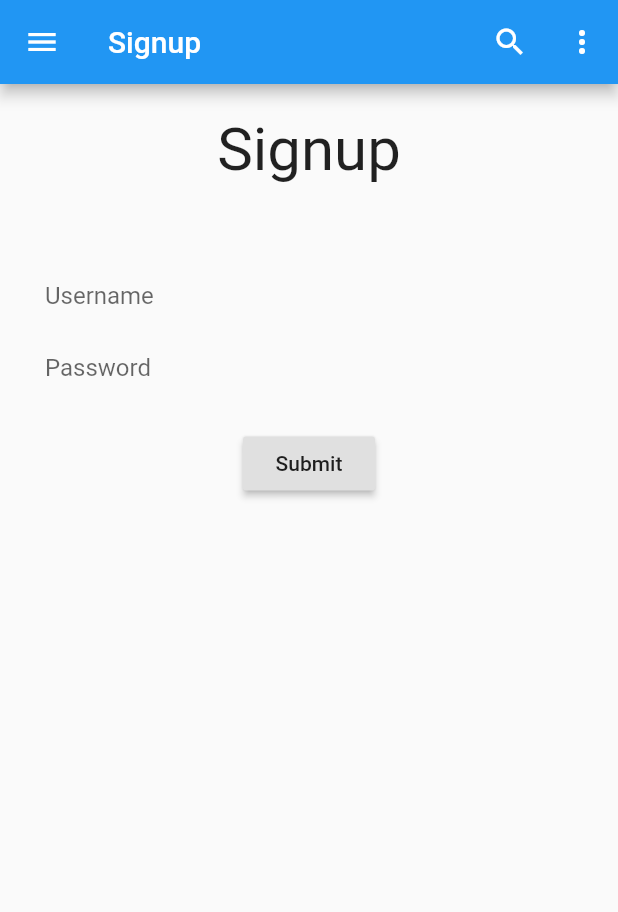
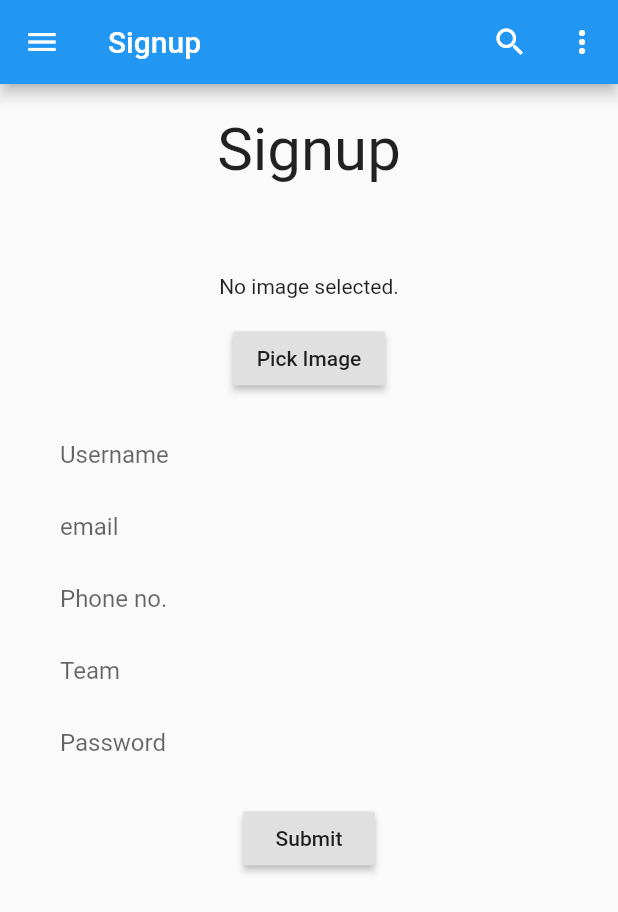
Before and after one commit to CykoDev/T-Connect, a Flutter app: the SignupScreen screen opened by its route, on a phone screen of 412 x 824 dp. Shown: the top 912 px of the screen. Run offline on Flutter 3.47's test engine with Material 2 defaults, Android fonts, the phone set to English and light mode, and no system bars; our stand-ins replace image_picker; network calls fail.

Commit message:
create input fields + image upload for signup

```diff
--- a/lib/screens/auth/signup.dart
+++ b/lib/screens/auth/signup.dart
@@ -1,10 +1,16 @@
 import 'package:flutter/material.dart';
-
+import 'package:image_picker/image_picker.dart';
+import 'dart:io';
 import '../../widgets/main_drawer.dart';
 
-class SignupScreen extends StatelessWidget {
+class SignupScreen extends StatefulWidget {
   static String routeName = '/signup';
 
+  @override
+  _SignupScreenState createState() => _SignupScreenState();
+}
+
+class _SignupScreenState extends State<SignupScreen> {
   @override
   Widget build(BuildContext context) {
     return Scaffold(
@@ -21,11 +27,13 @@ class SignupScreen extends StatelessWidget {
           ),
         ],
       ),
-      body: Center(
-        child: Column(
+      body: Container(
+        child: Center(
+          child: ListView(
             children: <Widget>[
               Container(
                 padding: EdgeInsets.all(20),
+                child: Center(
                   child: Text(
                     'Signup',
                     style: TextStyle(
@@ -33,13 +41,13 @@ class SignupScreen extends StatelessWidget {
                     ),
                   ),
                 ),
-            Expanded(
-              child: Container(
-                padding: EdgeInsets.all(30),
+              ),
+              Container(
+                padding: EdgeInsets.all(40),
                 child: MyCustomForm(),
               ),
+            ],
           ),
-          ],
         ),
       ),
       drawer: MainDrawer(),
@@ -47,7 +55,6 @@ class SignupScreen extends StatelessWidget {
   }
 }
 
-// Create a Form widget.
 class MyCustomForm extends StatefulWidget {
   @override
   MyCustomFormState createState() {
@@ -55,19 +62,21 @@ class MyCustomForm extends StatefulWidget {
   }
 }
 
-// Create a corresponding State class.
-// This class holds data related to the form.
 class MyCustomFormState extends State<MyCustomForm> {
-  // Create a global key that uniquely identifies the Form widget
-  // and allows validation of the form.
-  //
-  // Note: This is a GlobalKey<FormState>,
-  // not a GlobalKey<MyCustomFormState>.
   final _formKey = GlobalKey<FormState>();
+
+  File _image;
+
+  Future getImage() async {
+    var image = await ImagePicker.pickImage(source: ImageSource.camera);
+
+    setState(() {
+      _image = image;
+    });
+  }
 
   @override
   Widget build(BuildContext context) {
-    // Build a Form widget using the _formKey created above.
     return Form(
       key: _formKey,
       child: Column(
@@ -76,6 +85,23 @@ class MyCustomFormState extends State<MyCustomForm> {
           Column(
             mainAxisAlignment: MainAxisAlignment.center,
             children: <Widget>[
+              Center(
+                child: _image == null
+                    ? Text('No image selected.')
+                    : Image.file(
+                        _image,
+                        height: 150,
+                        width: 150,
+                        fit: BoxFit.fitWidth,
+                      ),
+              ),
+              Padding(
+                padding: const EdgeInsets.symmetric(vertical: 16.0),
+                child: RaisedButton(
+                  onPressed: getImage,
+                  child: Text('Pick Image'),
+                ),
+              ),
               TextFormField(
                 decoration: InputDecoration(
                   border: InputBorder.none,
@@ -83,7 +109,44 @@ class MyCustomFormState extends State<MyCustomForm> {
                 ),
                 validator: (value) {
                   if (value.isEmpty) {
-                    return 'Required fields cannot be empty';
+                    return 'Username field cannot be empty';
+                  }
+                  return null;
+                },
+              ),
+              TextFormField(
+                decoration: InputDecoration(
+                  border: InputBorder.none,
+                  hintText: 'email',
+                ),
+                validator: (value) {
+                  if (value.isEmpty) {
+                    return 'Email field cannot be empty';
+                  }
+                  return null;
+                },
+              ),
+              TextFormField(
+                keyboardType: TextInputType.number,
+                decoration: InputDecoration(
+                  border: InputBorder.none,
+                  hintText: 'Phone no.',
+                ),
+                validator: (value) {
+                  if (value.isEmpty) {
+                    return 'Phone no. cannot be empty';
+                  }
+                  return null;
+                },
+              ),
+              TextFormField(
+                decoration: InputDecoration(
+                  border: InputBorder.none,
+                  hintText: 'Team',
+                ),
+                validator: (value) {
+                  if (value.isEmpty) {
+                    return 'Team field cannot be empty';
                   }
                   return null;
                 },
@@ -96,7 +159,7 @@ class MyCustomFormState extends State<MyCustomForm> {
                 obscureText: true,
                 validator: (value) {
                   if (value.isEmpty) {
-                    return 'Required fields cannot be empty';
+                    return 'Password cannot be empty';
                   }
                   return null;
                 },
@@ -105,10 +168,7 @@ class MyCustomFormState extends State<MyCustomForm> {
                 padding: const EdgeInsets.symmetric(vertical: 16.0),
                 child: RaisedButton(
                   onPressed: () {
-                    // Validate returns true if the form is valid, or false
-                    // otherwise.
                     if (_formKey.currentState.validate()) {
-                      // If the form is valid, display a Snackbar.
                       Scaffold.of(context).showSnackBar(
                           SnackBar(content: Text('Processing Data')));
                     }
```
Also changed, not shown: pubspec.yaml (+1 -6 lines), pubspec.lock. Lines whose indentation alone changed are shown as unchanged.
